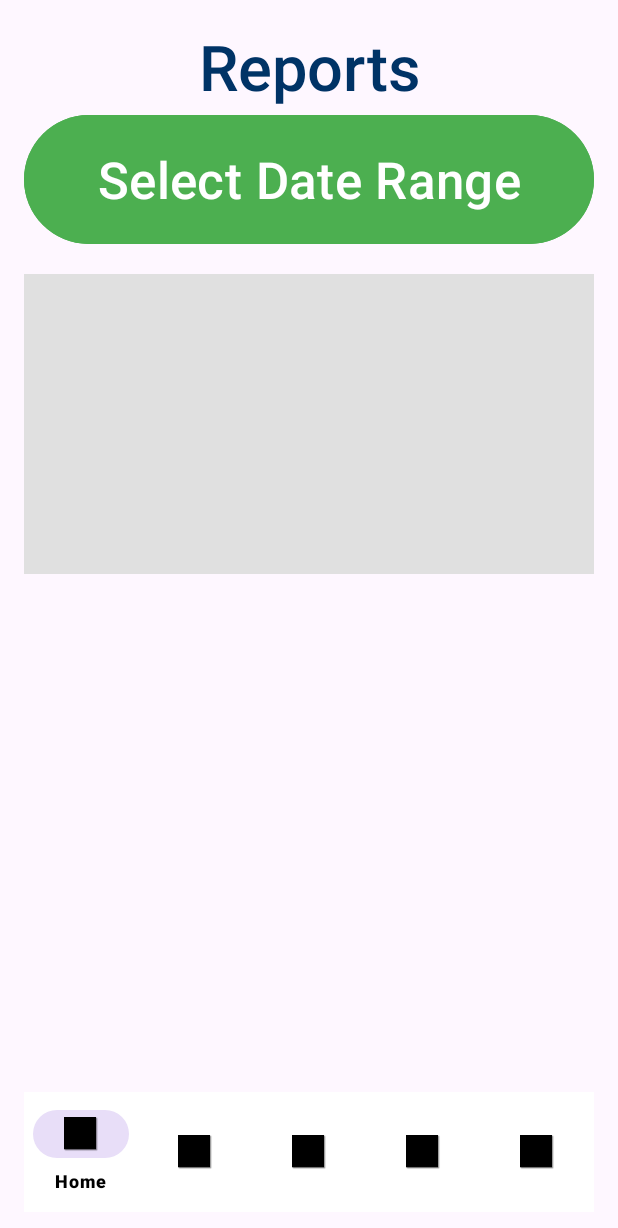
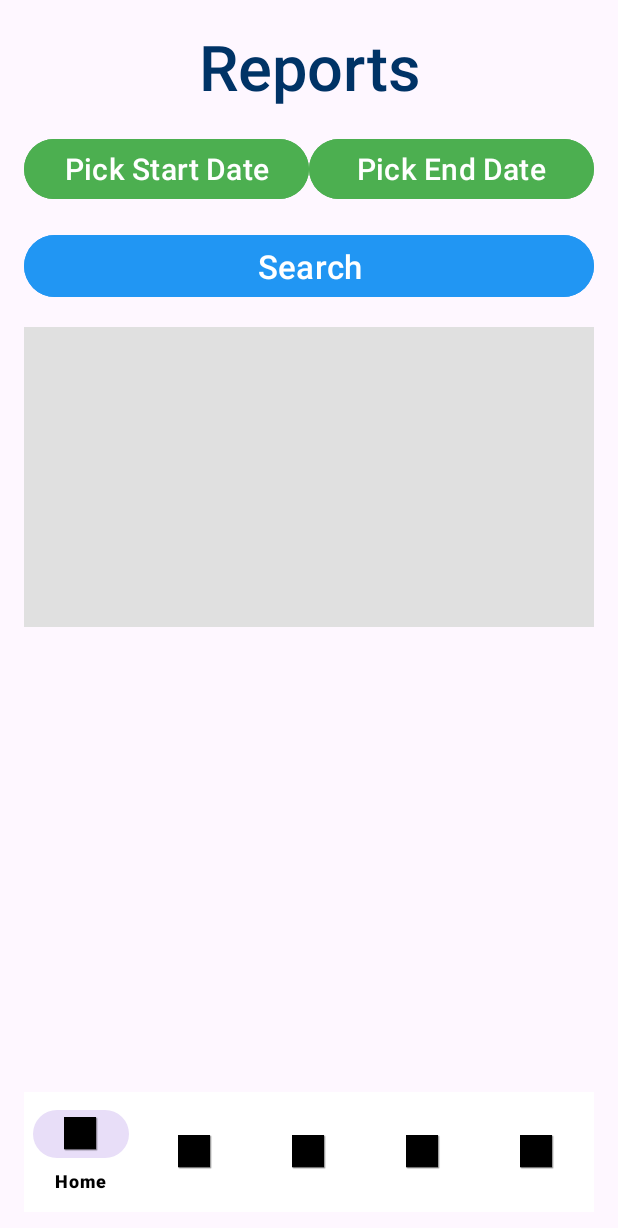
Before and after one commit to LiamB1017/BudgetTrackerPOE, an Android app: the ReportsActivity screen opened directly, with no data from a screen before it, on a phone screen of 412 x 824 dp. Shown: the top 1228 px of the screen. Run offline under Robolectric (Android 15) with nearby library versions, the phone set to English and light mode, and no system bars; our stand-ins replace Room's generated code.

Commit message:
App is Functional

```diff
--- a/app/src/main/AndroidManifest.xml
+++ b/app/src/main/AndroidManifest.xml
@@ -49,4 +49,9 @@
     <!-- Permissions -->
     <uses-permission android:name="android.permission.CAMERA" />
     <uses-permission android:name="android.permission.WRITE_EXTERNAL_STORAGE" />
+    <uses-permission android:name="android.permission.READ_EXTERNAL_STORAGE" />
+
+    <!-- Optional feature: Camera -->
+    <uses-feature android:name="android.hardware.camera" android:required="false" />
+
 </manifest>
--- a/app/src/main/res/layout/activity_reports.xml
+++ b/app/src/main/res/layout/activity_reports.xml
@@ -18,20 +18,53 @@
         android:textColor="#003366"
         android:textSize="42sp"
         app:layout_constraintTop_toTopOf="parent"
-        app:layout_constraintHorizontal_bias="0.0"
         app:layout_constraintStart_toStartOf="parent"
         app:layout_constraintEnd_toEndOf="parent" />
 
-    <!-- Select Date Range Button -->
+    <!-- Row of Start and End Date Buttons -->
+    <LinearLayout
+        android:id="@+id/dateButtonLayout"
+        android:layout_width="0dp"
+        android:layout_height="wrap_content"
+        android:orientation="horizontal"
+        android:layout_marginTop="16dp"
+        app:layout_constraintTop_toBottomOf="@id/textView3"
+        app:layout_constraintStart_toStartOf="parent"
+        app:layout_constraintEnd_toEndOf="parent"
+        android:weightSum="2">
+
+        <Button
+            android:id="@+id/btnPickStartDate"
+            android:layout_width="0dp"
+            android:layout_height="wrap_content"
+            android:layout_weight="1"
+            android:backgroundTint="#4CAF50"
+            android:text="Pick Start Date"
+            android:textColor="@android:color/white"
+            android:textSize="20sp" />
+
+        <Button
+            android:id="@+id/btnPickEndDate"
+            android:layout_width="0dp"
+            android:layout_height="wrap_content"
+            android:layout_weight="1"
+            android:backgroundTint="#4CAF50"
+            android:text="Pick End Date"
+            android:textColor="@android:color/white"
+            android:textSize="20sp" />
+    </LinearLayout>
+
+    <!-- Search Button -->
     <Button
-        android:id="@+id/btnAddCat"
+        android:id="@+id/btnSearch"
         android:layout_width="0dp"
-        android:layout_height="94dp"
-        android:backgroundTint="#4CAF50"
-        android:text="Select Date Range"
+        android:layout_height="wrap_content"
+        android:layout_marginTop="16dp"
+        android:backgroundTint="#2196F3"
+        android:text="Search"
         android:textColor="@android:color/white"
-        android:textSize="34sp"
-        app:layout_constraintTop_toBottomOf="@+id/textView3"
+        android:textSize="22sp"
+        app:layout_constraintTop_toBottomOf="@id/dateButtonLayout"
         app:layout_constraintStart_toStartOf="parent"
         app:layout_constraintEnd_toEndOf="parent" />
 
@@ -43,7 +76,7 @@
         android:layout_marginTop="16dp"
         android:background="#E0E0E0"
         android:contentDescription="Chart Placeholder"
-        app:layout_constraintTop_toBottomOf="@+id/btnAddCat"
+        app:layout_constraintTop_toBottomOf="@id/btnSearch"
         app:layout_constraintStart_toStartOf="parent"
         app:layout_constraintEnd_toEndOf="parent" />
 
@@ -53,7 +86,7 @@
         android:layout_width="0dp"
         android:layout_height="226dp"
         android:layout_marginTop="16dp"
-        app:layout_constraintTop_toBottomOf="@+id/imageViewChart"
+        app:layout_constraintTop_toBottomOf="@id/imageViewChart"
         app:layout_constraintStart_toStartOf="parent"
         app:layout_constraintEnd_toEndOf="parent" />
 
```
Also changed, not shown: app/src/main/java/AddExpense.kt (+52 -9 lines), app/src/main/java/ReportsActivity.kt (+96 -0 lines), app/src/main/res/xml/file_paths.xml (+4 -3 lines).
